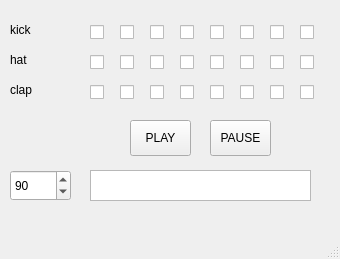
First picture: the form in mainwindow.ui, repository blankoner/SimpleSequencer, before the edit.
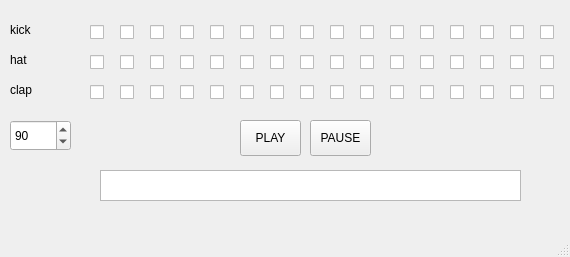
Second picture: the form after the edit. Icons and pictures are not drawn.

Commit message: CheckBoxes graphic added

What changed in the file:
```diff
--- a/mainwindow.ui
+++ b/mainwindow.ui
@@ -6,13 +6,22 @@
    <rect>
     <x>0</x>
     <y>0</y>
-    <width>340</width>
-    <height>259</height>
+    <width>570</width>
+    <height>257</height>
    </rect>
   </property>
   <property name="windowTitle">
    <string>MainWindow</string>
   </property>
+  <property name="styleSheet">
+   <string notr="true">QCheckBox::indicator:unchecked{
+	image: url(:/icon/QCheckBox-unchecked.png);
+}
+
+QCheckBox::indicator:checked{
+	image: url(:/icon/QCheckBox-checked.png);
+}</string>
+  </property>
   <widget class="QWidget" name="centralwidget">
    <widget class="QCheckBox" name="step01">
     <property name="geometry">
@@ -121,7 +130,7 @@
    <widget class="QPushButton" name="playButton">
     <property name="geometry">
      <rect>
-      <x>130</x>
+      <x>240</x>
       <y>120</y>
       <width>61</width>
       <height>36</height>
@@ -134,7 +143,7 @@
    <widget class="QPushButton" name="pauseButton">
     <property name="geometry">
      <rect>
-      <x>210</x>
+      <x>310</x>
       <y>120</y>
       <width>61</width>
       <height>36</height>
@@ -147,9 +156,9 @@
    <widget class="QTextBrowser" name="errorView">
     <property name="geometry">
      <rect>
-      <x>90</x>
+      <x>100</x>
       <y>170</y>
-      <width>221</width>
+      <width>421</width>
       <height>31</height>
      </rect>
     </property>
@@ -405,7 +414,7 @@
     <property name="geometry">
      <rect>
       <x>10</x>
-      <y>170</y>
+      <y>120</y>
       <width>61</width>
       <height>31</height>
      </rect>
@@ -420,6 +429,318 @@
      <number>90</number>
     </property>
    </widget>
+   <widget class="QCheckBox" name="step09">
+    <property name="geometry">
+     <rect>
+      <x>330</x>
+      <y>20</y>
+      <width>21</width>
+      <height>25</height>
+     </rect>
+    </property>
+    <property name="text">
+     <string/>
+    </property>
+   </widget>
+   <widget class="QCheckBox" name="step0A">
+    <property name="geometry">
+     <rect>
+      <x>360</x>
+      <y>20</y>
+      <width>21</width>
+      <height>25</height>
+     </rect>
+    </property>
+    <property name="text">
+     <string/>
+    </property>
+   </widget>
+   <widget class="QCheckBox" name="step0C">
+    <property name="geometry">
+     <rect>
+      <x>420</x>
+      <y>20</y>
+      <width>21</width>
+      <height>25</height>
+     </rect>
+    </property>
+    <property name="text">
+     <string/>
+    </property>
+   </widget>
+   <widget class="QCheckBox" name="step0B">
+    <property name="geometry">
+     <rect>
+      <x>390</x>
+      <y>20</y>
+      <width>21</width>
+      <height>25</height>
+     </rect>
+    </property>
+    <property name="text">
+     <string/>
+    </property>
+   </widget>
+   <widget class="QCheckBox" name="step0E">
+    <property name="geometry">
+     <rect>
+      <x>480</x>
+      <y>20</y>
+      <width>21</width>
+      <height>25</height>
+     </rect>
+    </property>
+    <property name="text">
+     <string/>
+    </property>
+   </widget>
+   <widget class="QCheckBox" name="step0D">
+    <property name="geometry">
+     <rect>
+      <x>450</x>
+      <y>20</y>
+      <width>21</width>
+      <height>25</height>
+     </rect>
+    </property>
+    <property name="text">
+     <string/>
+    </property>
+   </widget>
+   <widget class="QCheckBox" name="step0G">
+    <property name="geometry">
+     <rect>
+      <x>540</x>
+      <y>20</y>
+      <width>21</width>
+      <height>25</height>
+     </rect>
+    </property>
+    <property name="text">
+     <string/>
+    </property>
+   </widget>
+   <widget class="QCheckBox" name="step0F">
+    <property name="geometry">
+     <rect>
+      <x>510</x>
+      <y>20</y>
+      <width>21</width>
+      <height>25</height>
+     </rect>
+    </property>
+    <property name="text">
+     <string/>
+    </property>
+   </widget>
+   <widget class="QCheckBox" name="step1A">
+    <property name="geometry">
+     <rect>
+      <x>360</x>
+      <y>50</y>
+      <width>21</width>
+      <height>25</height>
+     </rect>
+    </property>
+    <property name="text">
+     <string/>
+    </property>
+   </widget>
+   <widget class="QCheckBox" name="step1E">
+    <property name="geometry">
+     <rect>
+      <x>480</x>
+      <y>50</y>
+      <width>21</width>
+      <height>25</height>
+     </rect>
+    </property>
+    <property name="text">
+     <string/>
+    </property>
+   </widget>
+   <widget class="QCheckBox" name="step1F">
+    <property name="geometry">
+     <rect>
+      <x>510</x>
+      <y>50</y>
+      <width>21</width>
+      <height>25</height>
+     </rect>
+    </property>
+    <property name="text">
+     <string/>
+    </property>
+   </widget>
+   <widget class="QCheckBox" name="step19">
+    <property name="geometry">
+     <rect>
+      <x>330</x>
+      <y>50</y>
+      <width>21</width>
+      <height>25</height>
+     </rect>
+    </property>
+    <property name="text">
+     <string/>
+    </property>
+   </widget>
+   <widget class="QCheckBox" name="step1B">
+    <property name="geometry">
+     <rect>
+      <x>390</x>
+      <y>50</y>
+      <width>21</width>
+      <height>25</height>
+     </rect>
+    </property>
+    <property name="text">
+     <string/>
+    </property>
+   </widget>
+   <widget class="QCheckBox" name="step1C">
+    <property name="geometry">
+     <rect>
+      <x>420</x>
+      <y>50</y>
+      <width>21</width>
+      <height>25</height>
+     </rect>
+    </property>
+    <property name="text">
+     <string/>
+    </property>
+   </widget>
+   <widget class="QCheckBox" name="step1D">
+    <property name="geometry">
+     <rect>
+      <x>450</x>
+      <y>50</y>
+      <width>21</width>
+      <height>25</height>
+     </rect>
+    </property>
+    <property name="text">
+     <string/>
+    </property>
+   </widget>
+   <widget class="QCheckBox" name="step1G">
+    <property name="geometry">
+     <rect>
+      <x>540</x>
+      <y>50</y>
+      <width>21</width>
+      <height>25</height>
+     </rect>
+    </property>
+    <property name="text">
+     <string/>
+    </property>
+   </widget>
+   <widget class="QCheckBox" name="step2A">
+    <property name="geometry">
+     <rect>
+      <x>360</x>
+      <y>80</y>
+      <width>21</width>
+      <height>25</height>
+     </rect>
+    </property>
+    <property name="text">
+     <string/>
+    </property>
+   </widget>
+   <widget class="QCheckBox" name="step2E">
+    <property name="geometry">
+     <rect>
+      <x>480</x>
+      <y>80</y>
+      <width>21</width>
+      <height>25</height>
+     </rect>
+    </property>
+    <property name="text">
+     <string/>
+    </property>
+   </widget>
+   <widget class="QCheckBox" name="step2F">
+    <property name="geometry">
+     <rect>
+      <x>510</x>
+      <y>80</y>
+      <width>21</width>
+      <height>25</height>
+     </rect>
+    </property>
+    <property name="text">
+     <string/>
+    </property>
+   </widget>
+   <widget class="QCheckBox" name="step29">
+    <property name="geometry">
+     <rect>
+      <x>330</x>
+      <y>80</y>
+      <width>21</width>
+      <height>25</height>
+     </rect>
+    </property>
+    <property name="text">
+     <string/>
+    </property>
+   </widget>
+   <widget class="QCheckBox" name="step2B">
+    <property name="geometry">
+     <rect>
+      <x>390</x>
+      <y>80</y>
+      <width>21</width>
+      <height>25</height>
+     </rect>
+    </property>
+    <property name="text">
+     <string/>
+    </property>
+   </widget>
+   <widget class="QCheckBox" name="step2C">
+    <property name="geometry">
+     <rect>
+      <x>420</x>
+      <y>80</y>
+      <width>21</width>
+      <height>25</height>
+     </rect>
+    </property>
+    <property name="text">
+     <string/>
+    </property>
+   </widget>
+   <widget class="QCheckBox" name="step2D">
+    <property name="geometry">
+     <rect>
+      <x>450</x>
+      <y>80</y>
+      <width>21</width>
+      <height>25</height>
+     </rect>
+    </property>
+    <property name="text">
+     <string/>
+    </property>
+   </widget>
+   <widget class="QCheckBox" name="step2G">
+    <property name="geometry">
+     <rect>
+      <x>540</x>
+      <y>80</y>
+      <width>21</width>
+      <height>25</height>
+     </rect>
+    </property>
+    <property name="text">
+     <string/>
+    </property>
+   </widget>
   </widget>
   <widget class="QMenuBar" name="menubar">
    <property name="geometry">
```
Left out of the diff: 5 changed lines with no effect on the pictures. The commit also changes 8 other files.
